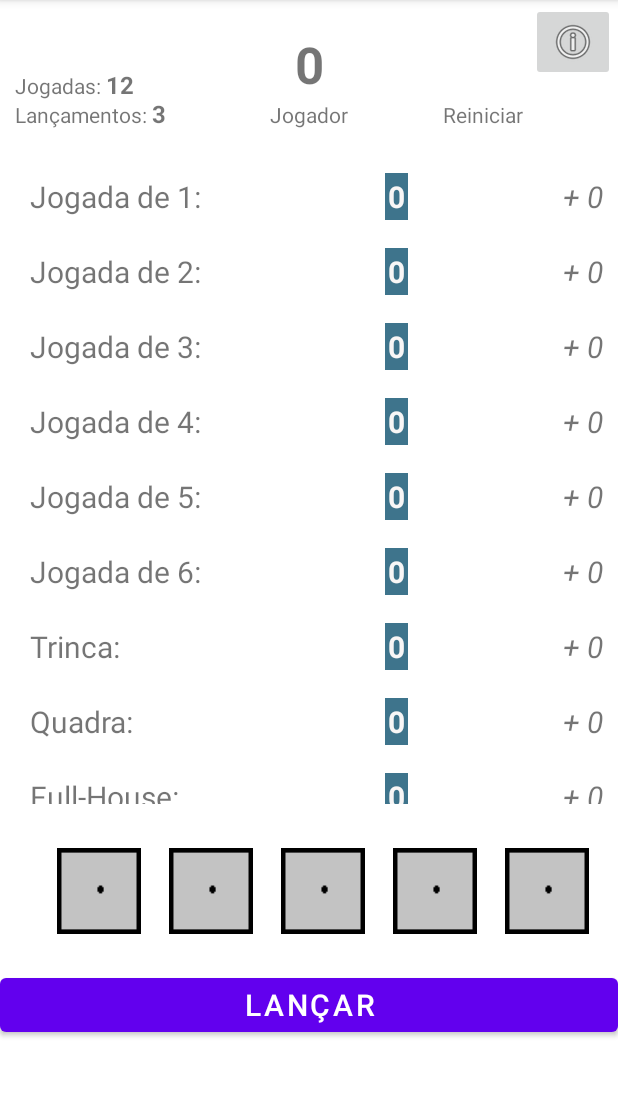
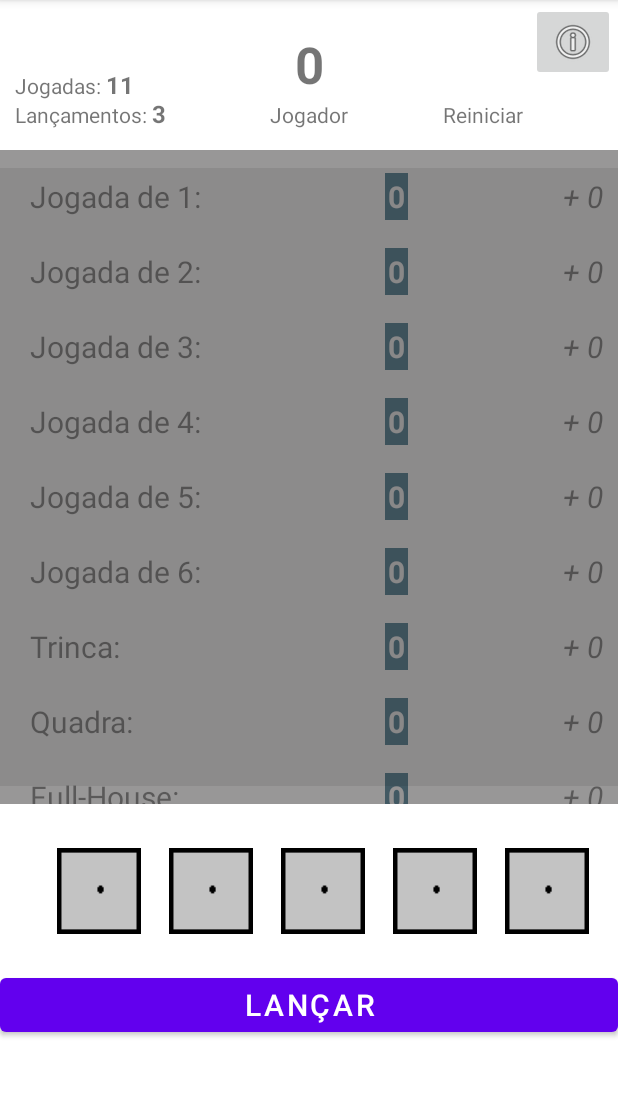
Before and after one commit to dduartevla/Yahtzee, an Android app: the screen it shows after launch (MainActivity), after a tap on "Jogada de 1:", on a phone screen of 412 x 824 dp, the part 84-1179 px from its top. Run offline under Robolectric (Android 15) with nearby library versions, the phone set to English and light mode, and no system bars.

Commit message:
Bloqueio das jogadas funcionando.
Falta somente créditos e o swipe.

```diff
--- a/app/src/main/java/ufjf/dcc/debora/yahtzee/JogadaAdapter.java
+++ b/app/src/main/java/ufjf/dcc/debora/yahtzee/JogadaAdapter.java
@@ -43,7 +43,12 @@ public class JogadaAdapter extends RecyclerView.Adapter<JogadaAdapter.JogadaView
         Jogada jogada = jogadas.get(position);
         holder.textViewJogadaNome.setText(jogada.getNome().toString());
         holder.textViewPontos.setText(jogada.getPontos().toString());
-        holder.textViewCalculaPontos.setText(" + " + jogada.getVisualisaPontos().toString());
+        if (jogadas.get(position).isLancada() ==true){
+            holder.textViewCalculaPontos.setText("✓");
+        } else {
+            holder.textViewCalculaPontos.setText(" + " + jogada.getVisualisaPontos().toString());
+        }
+
 
         if (!clickable){
             viewHolder.itemView.setClickable(false);
@@ -55,6 +60,7 @@ public class JogadaAdapter extends RecyclerView.Adapter<JogadaAdapter.JogadaView
 
     public void setClickable(boolean clickable) {
         this.clickable = clickable;
+        viewHolder.itemView.setClickable(clickable);
         this.notifyDataSetChanged();
     }
 
@@ -82,7 +88,7 @@ public class JogadaAdapter extends RecyclerView.Adapter<JogadaAdapter.JogadaView
             itemView.setOnClickListener(new View.OnClickListener() {
                 @Override
                 public void onClick(View v) {
-                    listener.onJogadaClick(v,getAdapterPosition(),textViewCalculaPontos);
+                    listener.onJogadaClick(v,getAdapterPosition());
 
                 }
 
@@ -92,12 +98,11 @@ public class JogadaAdapter extends RecyclerView.Adapter<JogadaAdapter.JogadaView
             });
 
 
-
         }
     }
 
     public interface OnJogadaClickListener{
-        void onJogadaClick(View view,int position, TextView textView);
+        void onJogadaClick(View view,int position);
         void setCliclableView(View view, int position);
     }
 }
--- a/app/src/main/java/ufjf/dcc/debora/yahtzee/JogadasRepositorio.java
+++ b/app/src/main/java/ufjf/dcc/debora/yahtzee/JogadasRepositorio.java
@@ -33,7 +33,7 @@ public class JogadasRepositorio {
         this.context = context;
         preferences = context.getSharedPreferences(PREFERENCES_NAME, Context.MODE_PRIVATE);
 
-        setJogadasRestantes(13);
+        setJogadasRestantes(12);
         setLancamentosRestantes(3);
     }
 
@@ -44,40 +44,10 @@ public class JogadasRepositorio {
         SharedPreferences.Editor editor = preferences.edit();
         editor.clear();
         editor.apply();
-        /*
-        setJogadasRestantes(13);
+
+        setJogadasRestantes(12);
         setLancamentosRestantes(3);
-        zeraPontos();
 
-
-
-        SharedPreferences.Editor editor = preferences.edit();
-        editor.putInt(JOGADA_DE_UM_KEY, 0);
-        editor.apply();
-        editor.putInt(JOGADA_DE_DOIS_KEY, 0);
-        editor.apply();
-        editor.putInt(JOGADA_DE_TRES_KEY, 0);
-        editor.apply();
-        editor.putInt(JOGADA_DE_QUATRO_KEY, 0);
-        editor.apply();
-        editor.putInt(JOGADA_DE_CINCO_KEY, 0);
-        editor.apply();
-        editor.putInt(JOGADA_DE_SEIS_KEY, 0);
-        editor.apply();
-        editor.putInt(TRINCA_KEY, 0);
-        editor.apply();
-        editor.putInt(QUADRA_KEY, 0);
-        editor.apply();
-        editor.putInt(FULLHOUSE_KEY, 0);
-        editor.apply();
-        editor.putInt(SEQUENCIA_ALTA_KEY, 0);
-        editor.apply();
-        editor.putInt(SEQUENCIA_BAIXA_KEY, 0);
-        editor.apply();
-        editor.putInt(GENERAL_KEY, 0);
-        editor.apply();
-
-         */
 
 
     }
--- a/app/src/main/java/ufjf/dcc/debora/yahtzee/MainActivity.java
+++ b/app/src/main/java/ufjf/dcc/debora/yahtzee/MainActivity.java
@@ -10,6 +10,7 @@ import android.content.DialogInterface;
 import android.os.Bundle;
 import android.view.View;
 import android.widget.Button;
+import android.widget.ImageView;
 import android.widget.TextView;
 import android.widget.Toast;
 
@@ -22,6 +23,7 @@ public class MainActivity extends AppCompatActivity {
     private TextView textViewPontos;
     private TextView textViewJogadasRestantes;
     private TextView textViewLancamentosRestantes;
+    private ImageView imageViewFiltroJogadas;
 
 
     private RecyclerView recyclerViewJogadas;
@@ -53,9 +55,6 @@ public class MainActivity extends AppCompatActivity {
     int sequenciaBaixa;
     int general;
 
-    int contadorLancamentos = 3;
-    int contadorJogadas = 13;
-
 
     @SuppressLint("WrongViewCast")
     @Override
@@ -66,6 +65,7 @@ public class MainActivity extends AppCompatActivity {
         textViewPontos = findViewById(R.id.textViewPontosMain);
         textViewJogadasRestantes = findViewById(R.id.textViewJogadas);
         textViewLancamentosRestantes = findViewById(R.id.textViewLancamentos);
+        imageViewFiltroJogadas = findViewById(R.id.imageViewFiltroJogadas);
 
         viewClicked = new boolean[13];
         iniciaViewClicked();
@@ -123,16 +123,25 @@ public class MainActivity extends AppCompatActivity {
         //listener de Jogadas
         listenerJogadas = new JogadaAdapter.OnJogadaClickListener() {
             @Override
-            public void onJogadaClick(View view, int position, TextView textViewJ) {
+            public void onJogadaClick(View view, int position) {
+
+                jogadas.get(position).setLancada(true);
+
+
+
+                imageViewFiltroJogadas.setVisibility(View.VISIBLE);
+                imageViewFiltroJogadas.bringToFront();
 
                 repo.setLancamentosRestantes(3);
                 repo.decJogadasRestantes();
 
                 textViewJogadasRestantes.setText(repo.getJogadasRestantes().toString());
 
+
                 iniciaDados(); //reinicia os dados, mas não muda as imagens
                 dadosAdapter = new DadosAdapter(dados,listenerDados);
                 recyclerViewDados.setAdapter(dadosAdapter);
+
 
                 //reinicia o recylerView dos dados
                 dadosAdapter.notifyDataSetChanged();
@@ -140,7 +149,7 @@ public class MainActivity extends AppCompatActivity {
                 if (jogadas.get(position).isLancada() == true){ // impede mais de um clicque na mesma jogada
                     Toast.makeText(MainActivity.this,"Jogada já marcada!" ,Toast.LENGTH_SHORT).show();
                 } else {
-                    jogadas.get(position).setLancada(true);
+
 
                     switch (position) {
                         case 0:
@@ -229,9 +238,8 @@ public class MainActivity extends AppCompatActivity {
                     }
 
                     textViewPontos.setText(repo.getPontos().toString());
-                    textViewJ.setText("X");
                     jogadaAdapter.notifyItemChanged(position);
-                    jogadaAdapter.setClickable(false);
+                    System.out.println(repo.getJogadasRestantes() + "Jogadas Restantes");
                     if (repo.getJogadasRestantes() == 0){
                         reinicia();
                     }
@@ -326,14 +334,11 @@ public class MainActivity extends AppCompatActivity {
         }
     }
 
-    private void destravaDados(){
-        for (int i=0; i<dados.size(); i++){
-            dados.get(i).travado = false;
-        }
+    public void destravaDados(View view){
     }
 
     private void iniciaDados(){
-
+        dados.clear();
         for (int i=0; i<5;i++){
             Dado novoDado = new Dado();
             dados.add(novoDado);
@@ -367,6 +372,8 @@ public class MainActivity extends AppCompatActivity {
     }
 
     public void lancar(View view){
+
+        imageViewFiltroJogadas.setVisibility(View.GONE);
 
         if (jogadaAdapter.getClickable() == false){
             jogadaAdapter.setClickable(true);
--- a/app/src/main/res/layout/activity_main.xml
+++ b/app/src/main/res/layout/activity_main.xml
@@ -4,7 +4,22 @@
     xmlns:tools="http://schemas.android.com/tools"
     android:layout_width="match_parent"
     android:layout_height="match_parent"
+    android:onClick="destravaDados"
     tools:context=".MainActivity">
+
+    <ImageView
+        android:id="@+id/imageViewFiltroJogadas"
+        android:layout_width="0dp"
+        android:layout_height="0dp"
+        android:layout_marginTop="14dp"
+        android:background="#8D454343"
+        android:clickable="true"
+        android:visibility="gone"
+        app:layout_constraintBottom_toBottomOf="@+id/recyclerViewJogadas"
+        app:layout_constraintEnd_toEndOf="parent"
+        app:layout_constraintStart_toStartOf="@+id/recyclerViewJogadas"
+        app:layout_constraintTop_toBottomOf="@+id/textViewJogador"
+        app:srcCompat="@android:drawable/divider_horizontal_bright" />
 
     <androidx.recyclerview.widget.RecyclerView
         android:id="@+id/recyclerViewJogadas"
```
